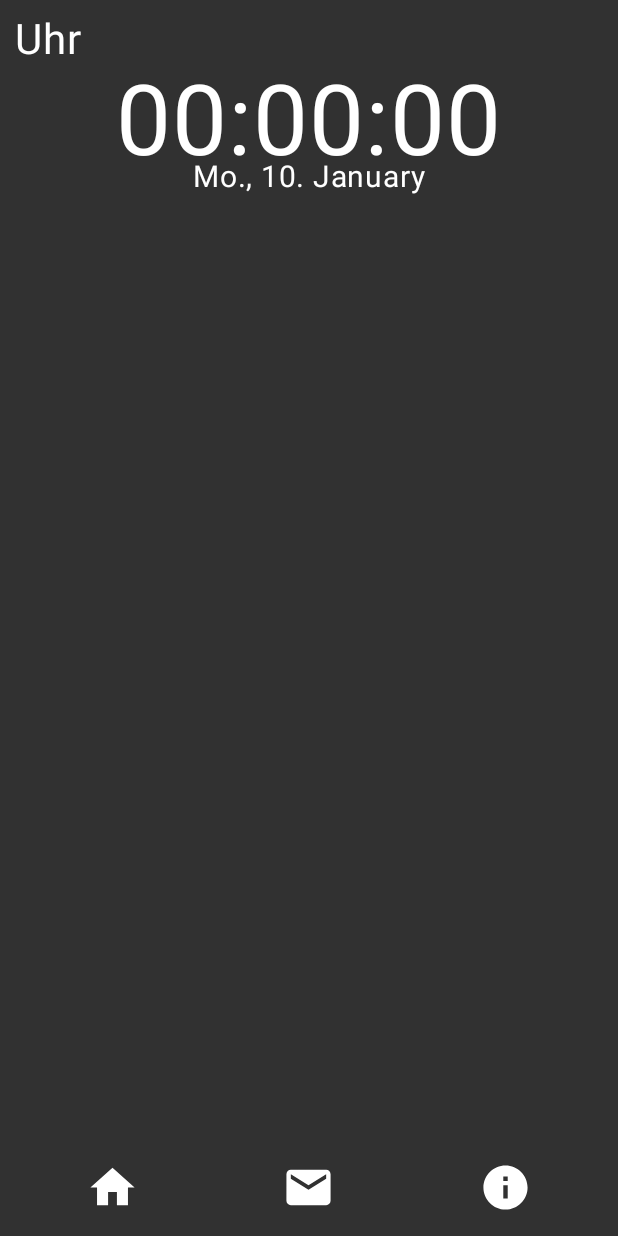
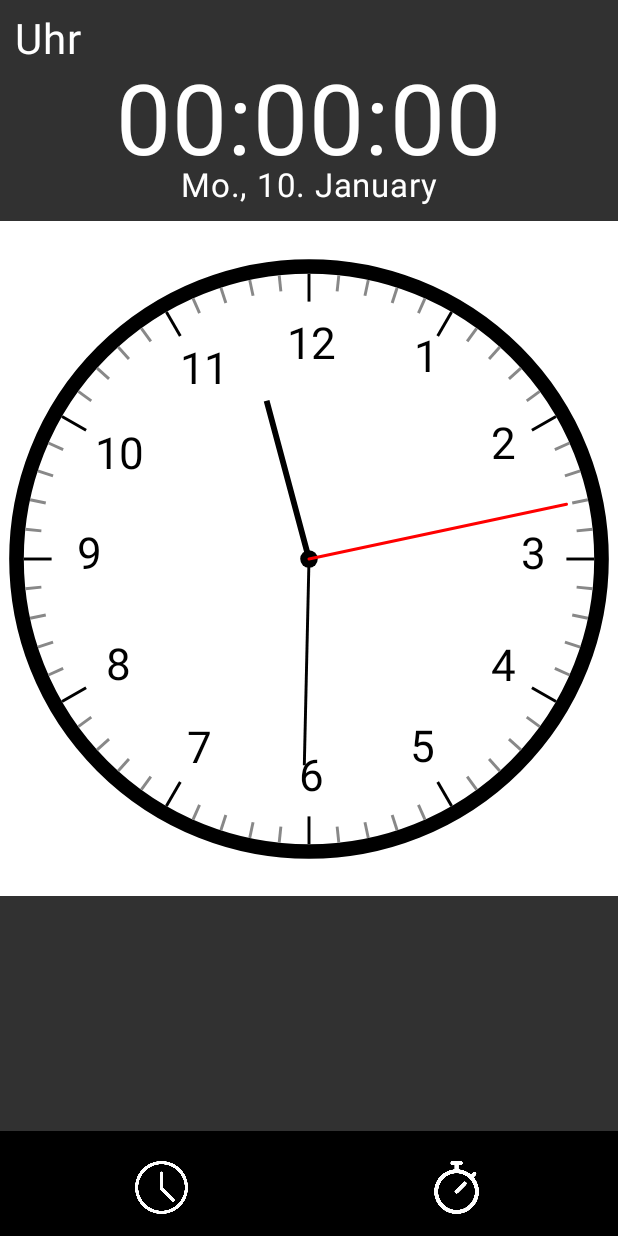
Before and after one commit to Michael2004Organization/Clock, an Android app built with Jetpack Compose: the screen it shows after launch (MainActivity), on a phone screen of 412 x 824 dp. Run offline under Robolectric (Android 15) with nearby library versions, the phone set to English and light mode, and no system bars; libraries missing offline, so code that uses them is left out: org.apache.commons; network calls fail; 3 statements that could not run were skipped.

Commit message:
Analog Clock, Code Improvements

```diff
--- a/app/src/main/java/com/example/clock/MainActivity.kt
+++ b/app/src/main/java/com/example/clock/MainActivity.kt
@@ -19,9 +19,6 @@ class MainActivity : ComponentActivity() {
         super.onCreate(savedInstanceState)
         enableEdgeToEdge()
         setContent {
-
-            val navController = rememberNavController()
-
             ClockTheme {
 //                Scaffold(modifier = Modifier.fillMaxSize()) { innerPadding ->
 //                    Greeting(
@@ -29,7 +26,7 @@ class MainActivity : ComponentActivity() {
 //                        modifier = Modifier.padding(innerPadding)
 //                    )
 //                }
-                MainView(navController)
+                MainView()
             }
         }
     }
--- a/app/src/main/java/com/example/clock/MainView.kt
+++ b/app/src/main/java/com/example/clock/MainView.kt
@@ -1,64 +1,138 @@
 package com.example.clock
 
+import androidx.compose.foundation.background
+import androidx.compose.foundation.clickable
+import androidx.compose.foundation.layout.Arrangement
 import androidx.compose.foundation.layout.Column
 import androidx.compose.foundation.layout.Row
 import androidx.compose.foundation.layout.fillMaxHeight
+import androidx.compose.foundation.layout.fillMaxSize
 import androidx.compose.foundation.layout.fillMaxWidth
 import androidx.compose.foundation.layout.height
 import androidx.compose.foundation.layout.padding
 import androidx.compose.foundation.layout.size
-import androidx.compose.material.icons.Icons
-import androidx.compose.material.icons.filled.Email
-import androidx.compose.material.icons.filled.Home
-import androidx.compose.material.icons.filled.Info
-import androidx.compose.material.icons.filled.Share
 import androidx.compose.material3.BottomAppBar
 import androidx.compose.material3.Icon
 import androidx.compose.material3.IconButton
 import androidx.compose.material3.Scaffold
+import androidx.compose.material3.Text
 import androidx.compose.runtime.Composable
+import androidx.compose.runtime.getValue
+import androidx.compose.runtime.mutableStateOf
+import androidx.compose.runtime.remember
+import androidx.compose.runtime.setValue
+import androidx.compose.ui.Alignment
 import androidx.compose.ui.Modifier
 import androidx.compose.ui.graphics.Color
-import androidx.compose.ui.graphics.vector.ImageVector
+import androidx.compose.ui.graphics.painter.Painter
 import androidx.compose.ui.res.colorResource
+import androidx.compose.ui.res.painterResource
 import androidx.compose.ui.tooling.preview.Preview
 import androidx.compose.ui.unit.dp
 import androidx.navigation.NavController
-import com.example.clock.Views.CurrentTimeDisplay
+import androidx.navigation.compose.NavHost
+import androidx.navigation.compose.composable
+import androidx.navigation.compose.rememberNavController
+import com.example.clock.Views.AnalogClockComposable
+import com.example.clock.Views.TextClockComposable
 
+@Preview
 @Composable
-fun MainView(navController: NavController) {
+fun MainView() {
+    val navController = rememberNavController()
+
     Scaffold(
         bottomBar = {
             val items = listOf(
-                Pair("Home", Icons.Filled.Home),
-                Pair("Home", Icons.Filled.Email),
-                Pair("Home", Icons.Filled.Info),
+                Pair("clock", painterResource(id = R.drawable.uhr)),
+                Pair("timeStop", painterResource(id = R.drawable.stoppuhr)),
             )
 
-            BottomNavigationBar(items)
+            BottomNavigationBar(items, navController)
         }
     ) { paddingValues ->
-        Column(
-            Modifier.padding(paddingValues)
+        val viewBackgroundColor = colorResource(R.color.appBlack)
+
+        NavHost(
+            navController = navController,
+            startDestination = "clock"
         ) {
-            CurrentTimeDisplay()
+            composable("clock") {
+                Column(
+                    Modifier
+                        .fillMaxSize()
+                        .padding(paddingValues)
+                        .background(viewBackgroundColor)
+                ) {
+                    ClockView()
+                }
+            }
+
+            composable("timeStop") {
+                Column(
+                    Modifier
+                        .fillMaxSize()
+                        .padding(paddingValues)
+                        .background(viewBackgroundColor)
+                ) {
+                    TimeStopView()
+                }
+            }
         }
     }
 }
 
 @Preview
 @Composable
+fun ClockView() {
+    TextClockComposable()
+
+    Row(
+        modifier = Modifier
+            .fillMaxWidth()
+            .height(450.dp)
+            .background(color = Color.White),
+        horizontalArrangement = Arrangement.Center,
+        verticalAlignment = Alignment.CenterVertically
+    ) {
+        var isClockRunning by remember { mutableStateOf(true) }
+
+        AnalogClockComposable(
+            modifier = Modifier
+                .clickable {
+                    isClockRunning = !isClockRunning
+                },
+            isClockRunning = isClockRunning
+        )
+    }
+}
+
+@Composable
+fun TimeStopView() {
+    Row(
+        modifier = Modifier
+            .fillMaxSize(),
+        horizontalArrangement = Arrangement.Center,
+        verticalAlignment = Alignment.CenterVertically
+    ) {
+        Text(
+            text = "TimeStop View",
+            color = Color.White
+        )
+    }
+}
+
+@Preview
+@Composable
 fun BottomNavigationBar(
-    navItems: List<Pair<String, ImageVector>> =
+    navItems: List<Pair<String, Painter>> =
         listOf(
-            Pair("Home", Icons.Filled.Home),
-            Pair("Home", Icons.Filled.Email),
-            Pair("Home", Icons.Filled.Share),
+            Pair("clock", painterResource(id = R.drawable.uhr)),
+            Pair("timeStop", painterResource(id = R.drawable.stoppuhr)),
         ),
-    //navController: NavController
+    navController: NavController = rememberNavController()
 ) {
-    val bottomAppBarColor = colorResource(R.color.appBlack)
+    val bottomAppBarColor = Color.Black
     val iconHeight = 35.dp
     val iconColor = Color.White
 
@@ -79,13 +153,16 @@ fun BottomNavigationBar(
                         .fillMaxHeight()
                         .height(iconHeight)
                         .weight(1f),
-                    onClick = {}
+                    onClick = {
+                        navController.navigate(item.first)
+                    }
                 ) {
                     Icon(
                         modifier = Modifier
                             .size(iconHeight),
                         tint = iconColor,
-                        imageVector = item.second,
+                        //imageVector = item.second,
+                        painter = item.second,
                         contentDescription = item.first
                     )
                 }
--- /dev/null
+++ b/app/src/main/java/com/example/clock/Views/Analog Clock.kt
@@ -0,0 +1,240 @@
+package com.example.clock.Views
+
+import androidx.compose.foundation.Canvas
+import androidx.compose.foundation.layout.BoxWithConstraints
+import androidx.compose.foundation.layout.size
+import androidx.compose.runtime.Composable
+import androidx.compose.runtime.LaunchedEffect
+import androidx.compose.runtime.getValue
+import androidx.compose.runtime.mutableDoubleStateOf
+import androidx.compose.runtime.mutableStateOf
+import androidx.compose.runtime.remember
+import androidx.compose.runtime.setValue
+import androidx.compose.ui.Modifier
+import androidx.compose.ui.geometry.Offset
+import androidx.compose.ui.geometry.center
+import androidx.compose.ui.graphics.Color
+import androidx.compose.ui.graphics.StrokeCap
+import androidx.compose.ui.graphics.drawscope.Stroke
+import androidx.compose.ui.graphics.nativeCanvas
+import androidx.compose.ui.tooling.preview.Preview
+import androidx.compose.ui.unit.Dp
+import androidx.compose.ui.unit.dp
+import com.example.clock.TestModels.ClockData
+import kotlinx.coroutines.Dispatchers
+import kotlinx.coroutines.delay
+import kotlinx.coroutines.withContext
+import java.text.SimpleDateFormat
+import java.time.LocalTime
+import java.util.Date
+import java.util.Locale
+import kotlin.math.PI
+import kotlin.math.cos
+import kotlin.math.sin
+
+@Preview
+@Composable
+fun AnalogClockComposable(
+    modifier: Modifier = Modifier,
+    minSize: Dp = 300.dp,
+    time: LocalTime = LocalTime.now(),
+    isClockRunning: Boolean = true
+) {
+    var seconds by remember { mutableStateOf(time.second + 4) }
+    var minutes by remember { mutableStateOf(time.minute) }
+    var hours by remember { mutableStateOf(time.hour + 1) }
+
+    var hourAngle by remember { mutableDoubleStateOf(value = 0.0) }
+
+    LaunchedEffect(isClockRunning) {
+        if (isClockRunning) {
+            withContext(Dispatchers.IO) {
+                var currentTime = ClockData.getAtomTime()
+
+                hours = currentTime.hour.toInt()
+                minutes = currentTime.minute.toInt()
+                seconds = currentTime.second.toInt()
+
+//                val format = SimpleDateFormat("HH:mm:ss", Locale.GERMANY)
+//                currentTime = format.format(Date(format.parse(currentTime)!!.time - 8 * 1000))
+
+//                ClockData.getTimeValues(currentTime, false)
+//                    .let { (ds, dd, h, m, s, mth) ->
+//                        seconds = s.toInt()
+//                        minutes = m.toInt()
+//                        hours = h.toInt()
+//                    }
+            }
+        }
+    }
+
+    LaunchedEffect(key1 = minutes) {
+        hourAngle = (minutes / 60.0 * 30.0) - 90.0 + (hours * 30)
+    }
+
+    LaunchedEffect(isClockRunning) {
+        while (isClockRunning) {
+            seconds += 1
+
+            if (seconds > 60) {
+                seconds = 1
+                minutes++
+            }
+            if (minutes > 60) {
+                minutes = 1
+                hours++
+            }
+
+            delay(1000)
+        }
+    }
+
+    BoxWithConstraints {
+        val width = if (minWidth < 1.dp) minSize else minWidth
+        val height = if (minHeight < 1.dp) minSize else minHeight
+
+        Canvas(
+            modifier = modifier
+                .size(width, height)
+        ) {
+            //1. First Step
+            // draw analog clock circle
+
+            // calculate radius (40% of the radius for responsiveness)
+            val radius = size.width * .65f
+            drawCircle(
+                color = Color.Black,
+                style = Stroke(width = radius * .05f /* 5% of the radius*/),
+                radius = radius,
+                center = size.center
+            )
+
+            //2. Second Step
+            // draw all second lines
+
+            //The degree difference between the each 'minute' line
+            val angleDegreeDifference = (360f / 60f)
+
+            //drawing all 60 second lines
+            (1..60).forEach {
+                val angleRadDifference =
+                    (((angleDegreeDifference * it) - 90f) * (PI / 180f)).toFloat()
+
+                val lineLength = if (it % 5 == 0) radius * .88f else radius * .92f
+                val lineColour = if (it % 5 == 0) Color.Black else Color.Gray
+
+                val startOffsetLine = Offset(
+                    x = lineLength * cos(angleRadDifference) + size.center.x,
+                    y = lineLength * sin(angleRadDifference) + size.center.y
+                )
+                val endOffsetLine = Offset(
+                    x = (radius - ((radius * .05f) / 2)) * cos(angleRadDifference) + size.center.x,
+                    y = (radius - ((radius * .05f) / 2)) * sin(angleRadDifference) + size.center.y
+                )
+                //draw second line
+                drawLine(
+                    color = lineColour,
+                    start = startOffsetLine,
+                    end = endOffsetLine,
+                    strokeWidth = radius * .01f,
+                )
+
+                //draw second digit every 5th second
+                if (it % 5 == 0) {
+                    drawContext.canvas.nativeCanvas.apply {
+                        val positionX =
+                            (radius * .76f) * cos(angleRadDifference) + size.center.x
+                        val positionY =
+                            (radius * .76f) * sin(angleRadDifference) + size.center.y
+
+                        val text = (it / 5).toString()
+                        val paint = android.graphics.Paint()
+                        paint.textSize = radius * .15f
+                        paint.color = android.graphics.Color.BLACK
+
+                        val textRect = android.graphics.Rect()
+                        paint.getTextBounds(text, 0, text.length, textRect)
+
+                        drawText(
+                            text,
+                            positionX - (textRect.width() / 2),
+                            positionY + (textRect.width() / 2),
+                            paint
+                        )
+                    }
+                }
+            }
+
+            //now draw the center of the screen
+            drawCircle(
+                color = Color.Black,
+                radius = radius * .03f, //only 2% of the main radius
+                center = size.center
+            )
+
+            //hour-line hand
+            drawLine(
+                color = Color.Black,
+                start = size.center,
+                end = Offset(
+                    x = (radius * .55f) * cos((hourAngle * (PI / 180)).toFloat()) + size.center.x,
+                    y = (radius * .55f) * sin((hourAngle * (PI / 180)).toFloat()) + size.center.y,
+                ),
+                strokeWidth = radius * .02f,
+                cap = StrokeCap.Square
+            )
+
+            //minutes hand - just dividing the seconds with 60 and multiplying it by 6 degrees (which is the difference between the lines)
+            // subtracting 90 as the 0degrees is actually at 3 o'clock
+            val minutesAngle = (seconds / 60.0 * 6.0) - 90.0 + (minutes * 6.0)
+            drawLine(
+                color = Color.Black,
+                start = size.center,
+                end = Offset(
+                    x = (radius * .7f) * cos((minutesAngle * (PI / 180)).toFloat()) + size.center.x,
+                    y = (radius * .7f) * sin((minutesAngle * (PI / 180)).toFloat()) + size.center.y
+                ),
+                strokeWidth = radius * .01f,
+                cap = StrokeCap.Square
+            )
+
+            //seconds line hand
+            drawLine(
+                color = Color.Red,
+                start = size.center,
+                end = Offset(
+                    x = (radius * .9f) * cos(seconds.secondsToRad()) + size.center.x,
+                    y = (radius * .9f) * sin(seconds.secondsToRad()) + size.center.y
+                ),
+                strokeWidth = 2.dp.toPx(),
+                cap = StrokeCap.Round
+            )
+
+            //paused text
+            if (!isClockRunning) {
+                drawContext.canvas.nativeCanvas.apply {
+                    val text = "PAUSED"
+                    val paint = android.graphics.Paint()
+                    paint.textSize = radius * .15f
+                    paint.color = android.graphics.Color.RED
+
+                    val textRect = android.graphics.Rect()
+                    paint.getTextBounds(text, 0, text.length, textRect)
+
+                    drawText(
+                        text,
+                        size.center.x - (textRect.width() / 2),
+                        size.center.y + (textRect.width() / 2),
+                        paint
+                    )
+                }
+            }
+        }
+    }
+}
+
+//return radians
+fun Int.secondsToRad(): Float {
+    val angle = (360f / 60f * this) - 90f
+    return (angle * (PI / 180f)).toFloat()
+}
--- a/app/src/main/java/com/example/clock/Views/Clock.kt
+++ b/app/src/main/java/com/example/clock/Views/Clock.kt
@@ -4,7 +4,6 @@ import androidx.compose.foundation.background
 import androidx.compose.foundation.layout.Arrangement
 import androidx.compose.foundation.layout.Column
 import androidx.compose.foundation.layout.Row
-import androidx.compose.foundation.layout.Spacer
 import androidx.compose.foundation.layout.fillMaxSize
 import androidx.compose.foundation.layout.fillMaxWidth
 import androidx.compose.foundation.layout.height
@@ -23,28 +22,28 @@ import androidx.compose.ui.res.colorResource
 import androidx.compose.ui.text.style.TextAlign
 import androidx.compose.ui.tooling.preview.Preview
 import androidx.compose.ui.unit.dp
-import androidx.compose.ui.unit.min
 import androidx.compose.ui.unit.sp
 import com.example.clock.R
+import com.example.clock.TestModels.ClockData
+import com.example.clock.ui.theme.ClockTheme
 import kotlinx.coroutines.Dispatchers
 import kotlinx.coroutines.delay
 import kotlinx.coroutines.withContext
-import org.apache.commons.net.ntp.NTPUDPClient
-import java.net.InetAddress
-import java.text.SimpleDateFormat
-import java.time.Clock
-import java.util.Date
-import java.util.Locale
-import java.util.TimeZone
 
-@Preview
+//@Preview
 @Composable
-fun CurrentTimeDisplay() {
-    var currentTime by remember { mutableStateOf(value = "Time is Loading...") }
+fun TextClockComposable() {
+    var currentTime by remember {
+        mutableStateOf(
+            value =
+            ClockData.ClockValues("", "", "", "", "", "", "")
+        )
+    }
 
-    var dayString by remember { mutableStateOf(value = "Mo.,") }
+    var day by remember { mutableStateOf(value = "Mo.,") }
+    var month by remember { mutableStateOf(value = "January") }
+    var year by remember { mutableStateOf(value = "January") }
     var dayDate by remember { mutableStateOf(value = "10") }
-    var month by remember { mutableStateOf(value = "January") }
 
     var hour by remember { mutableStateOf(value = "00") }
     var minute by remember { mutableStateOf(value = "00") }
@@ -53,18 +52,31 @@ fun CurrentTimeDisplay() {
     LaunchedEffect(Unit) {
         while (true) {
             withContext(Dispatchers.IO) {
-                currentTime = getCurrentTimeAndSetValues()
+                currentTime = ClockData.getAtomTime()
 
-                getValuesInTriple(currentTime).let { (ds, dd, h, m, s, mth) ->
-                    dayString = ds
-                    dayDate = dd
+                day = currentTime.day
+                month = currentTime.month
+                year = currentTime.year
+                dayDate = currentTime.dayDate
 
-                    hour = h
-                    minute = m
-                    second = s
+                hour = currentTime.hour
+                minute = currentTime.minute
+                second = currentTime.second
 
-                    month = mth
-                }
+//                val format = SimpleDateFormat("EEE, HH:mm:ss dd yyyy MMMM", Locale.GERMANY)
+//                currentTime = format.format(Date(format.parse(currentTime)!!.time - 8 * 1000))
+//
+//                ClockData.getTimeValues(currentTime, true)
+//                    .let { (ds, dd, h, m, s, mth) ->
+//                        dayString = ds
+//                        dayDate = dd
+//
+//                        hour = h
+//                        minute = m
+//                        second = s
+//
+//                        month = mth
+//                    }
             }
             delay(1000)
         }
@@ -73,15 +85,11 @@ fun CurrentTimeDisplay() {
     val viewBackgroundColor = colorResource(R.color.appBlack)
     val textColor = Color.White
     val clockPartsSize = 65.sp
-    val clockHeight = 50.dp
+    val clockHeight = 67.dp
+    val clockAdditionalInfos = 22.sp
 
     val clockItems = listOf(hour, ":", minute, ":", second)
 
-    Column(
-        modifier = Modifier
-            .fillMaxSize()
-            .background(viewBackgroundColor)
-    ) {
     Row(
         modifier = Modifier
             .fillMaxWidth()
@@ -98,7 +106,6 @@ fun CurrentTimeDisplay() {
     Row(
         modifier = Modifier
             .height(clockHeight)
-                .weight(0.08f)
             .fillMaxWidth(),
         horizontalArrangement = Arrangement.Center,
         verticalAlignment = Alignment.CenterVertically
@@ -115,87 +122,29 @@ fun CurrentTimeDisplay() {
     }
     Row(
         modifier = Modifier
-                .fillMaxWidth(),
+            .fillMaxWidth()
+            .padding(bottom = 10.dp),
         horizontalArrangement = Arrangement.Center,
         verticalAlignment = Alignment.CenterVertically
     ) {
         Text(
-                text = "$dayString $dayDate. $month",
+            text = "$day $dayDate. $month",
             color = textColor,
-                fontSize = 20.sp
-            )
-        }
-
-        Spacer(
-            modifier = Modifier
-                .weight(0.8f)
+            fontSize = clockAdditionalInfos
         )
     }
 }
 
-fun getCurrentTimeAndSetValues(): String {
-    val ntpTime = getNtpTime()
-    var currentTime = "Loading..."
-
-    currentTime = if (ntpTime != null) {
-        formatTime(ntpTime)
-    } else {
-        "Fehler beim Abrufen der Zeit"
-    }
-
-    return currentTime
-}
-
-data class ClockValues(
-    val dayString: String,
-    val dayDate: String,
-    val hour: String,
-    val minute: String,
-    val second: String,
-    val month: String,
-)
-
-fun getValuesInTriple(
-    currentTime: String
-): ClockValues {
-    val dayString = currentTime.substring(0, 4)
-
-    var dayDate = currentTime.substring(14, 16)
-    if (dayDate.substring(0, 1) == "0") {
-        dayDate = dayDate.substring(1)
-    }
-
-    val month = currentTime.substring(22)
-
-    val hour = currentTime.substring(5, 7)
-    val minute = currentTime.substring(8, 10)
-    val second = currentTime.substring(11, 13)
-
-    return ClockValues(dayString, dayDate, hour, minute, second, month)
-}
-
-fun getNtpTime(): Date? {
-    val client = NTPUDPClient()
-    //val timeServer = "pool.ntp.org" //time.google.com
-    val timeServer = "ptbtime1.ptb.de" //time.google.com
-    val inetAddress = InetAddress.getByName(timeServer)
-
-    try {
-        //Anfrage an den NTP-Server
-        val timeInfo = client.getTime(inetAddress)
-
-        //Empfange Zeitstempel und konvertiere ihn in ein Date-Objekt
-        return Date(timeInfo.message.transmitTimeStamp.time)
-
-    } catch (e: Exception) {
-        e.printStackTrace()
-        return null
+@Preview(showBackground = true)
+@Composable
+fun GreetingPreview() {
+    ClockTheme {
+        Column(
+            modifier = Modifier
+                .fillMaxSize()
+                .background(color = colorResource(R.color.appBlack))
+        ) {
+            TextClockComposable()
         }
     }
-
-fun formatTime(date: Date): String {
-    val formatter = SimpleDateFormat("EEE, HH:mm:ss dd yyyy MMMM", Locale.GERMANY)
-    formatter.timeZone = TimeZone.getTimeZone("Europe/Berlin")
-
-    return formatter.format(date)
 }
```
Also changed, not shown: app/build.gradle.kts (+5 -2 lines), app/src/main/java/com/example/clock/TestModels/ClockData.kt (added, +143 -0 lines), app/src/main/res/drawable/stoppuhr.png (added), app/src/main/res/drawable/uhr.png (added). Lines whose indentation alone changed are shown as unchanged.
